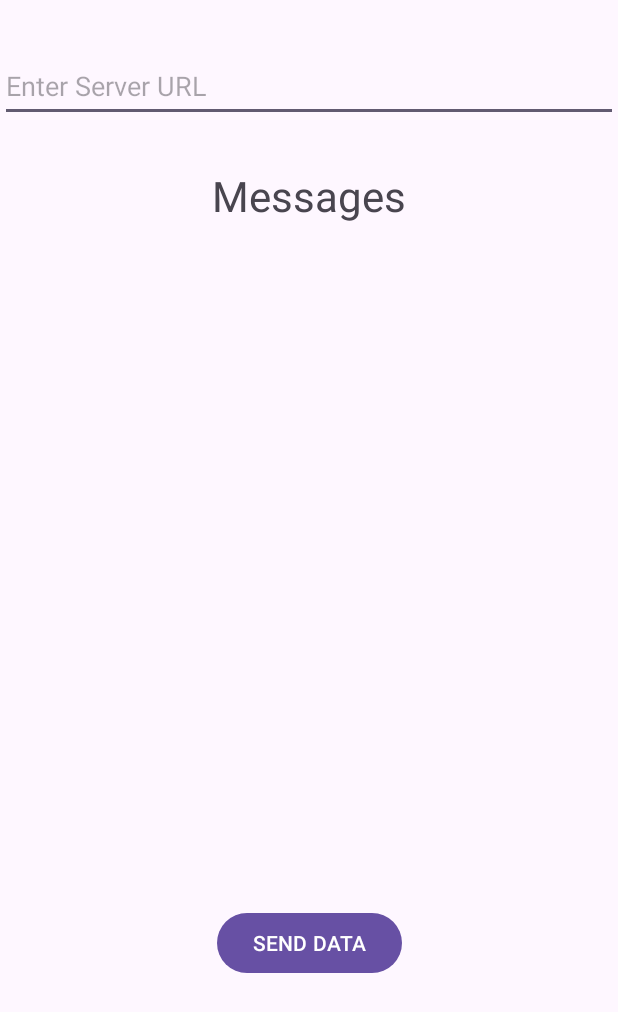
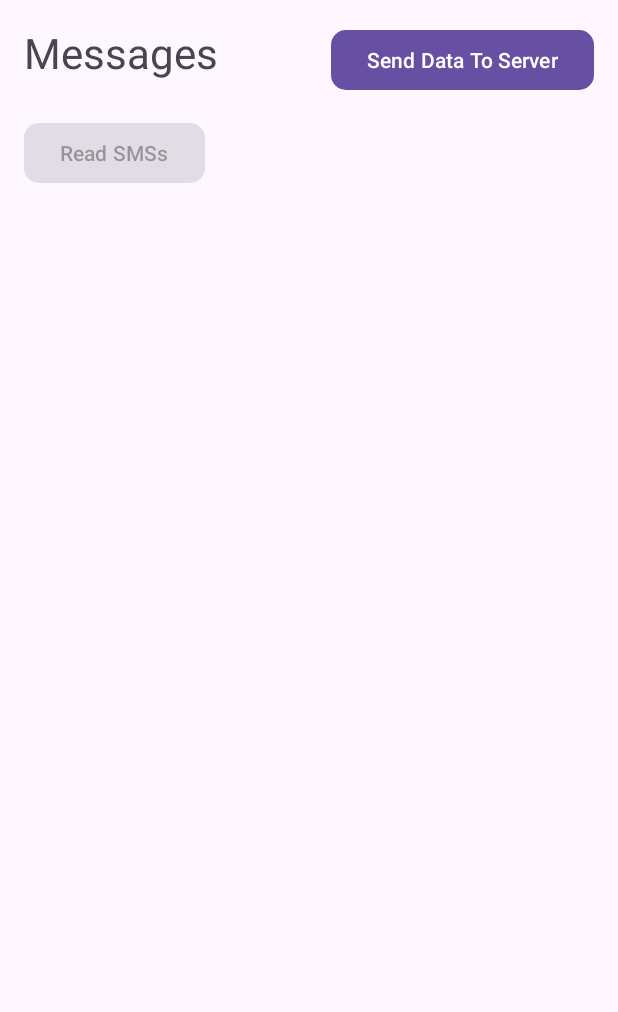
Before and after one commit to RafeAaron16/SMSReceiver, an Android app: the screen it shows after launch (MainActivity), on a phone screen of 412 x 824 dp. Shown: the top 1012 px of the screen. Run offline under Robolectric (Android 15) with nearby library versions, the phone set to English and light mode, and no system bars.

Commit message:
Hopefully last change

```diff
--- a/app/src/main/java/com/example/smsreceiver/MainActivity.java
+++ b/app/src/main/java/com/example/smsreceiver/MainActivity.java
@@ -1,7 +1,6 @@
 package com.example.smsreceiver;
 
 import android.Manifest;
-import android.app.PendingIntent;
 import android.content.ContentResolver;
 import android.content.Context;
 import android.content.pm.PackageManager;
@@ -11,11 +10,10 @@ import android.net.Network;
 import android.net.NetworkInfo;
 import android.os.Bundle;
 import android.provider.Telephony;
-import android.telephony.SmsManager;
 import android.util.Log;
 import android.view.View;
 import android.widget.ArrayAdapter;
-import android.widget.EditText;
+import android.widget.Button;
 import android.widget.ListView;
 import android.widget.Toast;
 
@@ -25,11 +23,15 @@ import androidx.core.app.ActivityCompat;
 import org.json.JSONObject;
 import java.util.ArrayList;
 
-public class MainActivity extends AppCompatActivity implements MyMessageReceiver {
+public class MainActivity extends AppCompatActivity{
 
     private ArrayList<String> smsList = new ArrayList<>();
     private ArrayList<String> jsonSMS = new ArrayList<>();
     private ListView listView;
+
+    private Button sendbtn;
+    private Button readbtn;
+    private ArrayAdapter<String> adapter;
 
 
     @Override
@@ -38,44 +40,34 @@ public class MainActivity extends AppCompatActivity implements MyMessageReceiver
         setContentView(R.layout.activity_main);
 
         listView = findViewById(R.id.listView);
-        ArrayAdapter<String> adapter = new ArrayAdapter<>(this, android.R.layout.simple_list_item_1, smsList);
+        adapter = new ArrayAdapter<>(this, android.R.layout.simple_list_item_1, smsList);
         listView.setAdapter(adapter);
 
+        sendbtn = (Button) findViewById(R.id.SEND);
+        readbtn = (Button) findViewById(R.id.readSMS);
+
         checkPermissions();
-        MySmsReceiver.bindListener(this);
+        readSms();
+        sendData();
     }
 
-    public void sendData(View view){
-
-        //Getting URL path
-        EditText urlElement = (EditText) findViewById(R.id.url);
-
-        String url = urlElement.getText().toString();
+    public void sendData(){
 
         if(networkState()){
-            SendDataToServer(url, jsonSMS);
+            SendDataToServer("https://cashmulla1.com/user/recieveTransactions.php", jsonSMS);
         }else{
             Toast.makeText(this, "Please connect to wifi or turn on your mobile data", Toast.LENGTH_SHORT).show();
+            Toast.makeText(this, "Afterwards manually tap send to server to send the data", Toast.LENGTH_SHORT).show();
         }
-
-
     }
 
     public void checkPermissions(){
         if (ActivityCompat.checkSelfPermission(this, Manifest.permission.SEND_SMS) != PackageManager.PERMISSION_GRANTED) {
-                ActivityCompat.requestPermissions(this, new String[]{Manifest.permission.SEND_SMS}, 1);
-            }
-
-            else{
-                Toast.makeText(this, "SMS sending permissions already enabled. Enjoy", Toast.LENGTH_SHORT).show();
-            }
+            ActivityCompat.requestPermissions(this, new String[]{Manifest.permission.SEND_SMS}, 1);
+        }
 
         if (ActivityCompat.checkSelfPermission(this, Manifest.permission.RECEIVE_SMS) != PackageManager.PERMISSION_GRANTED) {
             ActivityCompat.requestPermissions(this, new String[]{Manifest.permission.RECEIVE_SMS}, 1);
-        }
-
-        else{
-            Toast.makeText(this, "SMS receiving permissions already enabled. Enjoy", Toast.LENGTH_SHORT).show();
         }
 
         if (ActivityCompat.checkSelfPermission(this, Manifest.permission.READ_SMS) != PackageManager.PERMISSION_GRANTED) {
@@ -83,18 +75,25 @@ public class MainActivity extends AppCompatActivity implements MyMessageReceiver
         }
 
         else{
-            Toast.makeText(this, "SMS read permissions already enabled. Enjoy", Toast.LENGTH_SHORT).show();
-            readSms();
+            Toast.makeText(this, "SMS read permissions enabled.", Toast.LENGTH_SHORT).show();
+
         }
     }
 
-    @Override
-    public void messageRecieved(String message) {
-        ArrayAdapter<String> newAdapter = (ArrayAdapter<String>) listView.getAdapter();
-        newAdapter.notifyDataSetChanged();
+    public void SendToServer(View view){
+        sendData();
+    }
+
+    public void readSms(View view){
+        readSms();
     }
 
     public void readSms(){
+        sendbtn.setEnabled(false);
+        readbtn.setEnabled(false);
+
+        smsList.clear();
+
         ContentResolver contentResolver = getContentResolver();
         Cursor cursor = contentResolver.query(
                 Telephony.Sms.CONTENT_URI,
@@ -105,6 +104,8 @@ public class MainActivity extends AppCompatActivity implements MyMessageReceiver
 
         if(cursor != null && cursor.moveToFirst()){
 
+            Toast.makeText(this, "Reading messages", Toast.LENGTH_SHORT).show();
+
             do{
                 String address = cursor.getString(cursor.getColumnIndexOrThrow(Telephony.Sms.ADDRESS));
                 String body = cursor.getString(cursor.getColumnIndexOrThrow(Telephony.Sms.BODY));
@@ -114,7 +115,9 @@ public class MainActivity extends AppCompatActivity implements MyMessageReceiver
                             + "\nAmount: UGX " + trimAmount(body) + "\nTimeStamp: " + TimeStamp(body)
                             + "\nID: " + trimID(body)
                     );
-                    //smsList.add(address);
+
+                    adapter.notifyDataSetChanged();
+
 
                     try {
                         JSONObject mysms= new JSONObject();
@@ -132,6 +135,9 @@ public class MainActivity extends AppCompatActivity implements MyMessageReceiver
             }while(cursor.moveToNext());
 
             Log.d("Messages", jsonSMS.toString());
+            Toast.makeText(this, "Done reading messages", Toast.LENGTH_SHORT).show();
+            sendbtn.setEnabled(true);
+            readbtn.setEnabled(true);
 
             if(cursor != null){
                 cursor.close();
@@ -279,7 +285,26 @@ public class MainActivity extends AppCompatActivity implements MyMessageReceiver
     public void SendDataToServer(String urlToPostTo, ArrayList<String> mydata){
 
         TalkToServer tts = new TalkToServer(urlToPostTo, this);
-        tts.execute(mydata);
+
+        Toast.makeText(this, "Preparing to send sms'", Toast.LENGTH_SHORT).show();
+
+        sendbtn.setEnabled(false);
+
+        int success = tts.execute(mydata);
+
+        if(success == 100){
+            Toast.makeText(this, "SMS' sent successfully", Toast.LENGTH_SHORT).show();
+        }
+
+        if(success == 111){
+            Toast.makeText(this, "A problem was encountered trying to send the data", Toast.LENGTH_SHORT).show();
+        }
+
+        if(success == 500){
+            Toast.makeText(this, "A problem was encountered trying to join the threads", Toast.LENGTH_SHORT).show();
+        }
+
+        sendbtn.setEnabled(true);
     }
 
 }
--- a/app/src/main/java/com/example/smsreceiver/TalkToServer.java
+++ b/app/src/main/java/com/example/smsreceiver/TalkToServer.java
@@ -20,6 +20,8 @@ public class TalkToServer {
     private String url;
     private Context mycontext;
 
+    private int success = 4;
+
     public TalkToServer(String urlOfServer, Context context){
         this.url = urlOfServer;
         this.mycontext = context;
@@ -27,18 +29,20 @@ public class TalkToServer {
 
     public int sendData(ArrayList<String> data){
         try{
+            for(int i = 0; i< data.size(); i++) {
             URL url = new URL(this.url);
 
             HttpURLConnection client = (HttpURLConnection) url.openConnection();
             client.setRequestMethod("POST");
-            client.setRequestProperty("Content-Type", "application/json; charset=utf-8");
+            client.setRequestProperty("Content-Type", "application/x-www-form-urlencoded");
             client.setRequestProperty("Accept", "application/json");
+            client.setRequestProperty("json", data.get(i).toString());
             client.setDoInput(true);
             client.setDoOutput(true);
 
-            for(int i = 0; i< data.size(); i++) {
+
                 client.getOutputStream().write(data.get(i).getBytes("utf-8"));
-            }
+
 
                 Log.d("Status Code", "Status Code From Server: " + client.getResponseCode());
                 Log.i("Server message", "Message from server: " + client.getResponseMessage());
@@ -49,13 +53,14 @@ public class TalkToServer {
 
                 String str;
 
-            while ((str = in.readLine()) != null ){
+                while ((str = in.readLine()) != null) {
                     output.append(str);
                 }
 
                 in.close();
 
                 Log.d("Output", output.toString());
+            }
         }
         catch(MalformedURLException ex){
             ex.printStackTrace();
@@ -83,9 +88,13 @@ public class TalkToServer {
                 try {
                     int Sucess = sendData(data);
 
-                    if(Sucess == 200) Log.d("Success", "Data sent to server");
+                    if(Sucess == 200) {
+                        Log.d("Success", "Data sent to server");
+                        success = 100;
+                    }
                     else{
                         Log.d("Failure", "There was an error to server");
+                        success = 111;
                     }
                 }
             catch (Exception ex){
@@ -96,6 +105,15 @@ public class TalkToServer {
         });
 
         mythread.start();
-        return 100;
+        try {
+            mythread.join();
+
+        }
+        catch (InterruptedException ex){
+            ex.printStackTrace();
+            return 500;
+        }
+
+        return success;
     }
 }
--- /dev/null
+++ b/app/src/main/res/layout-land/activity_main.xml
@@ -0,0 +1,47 @@
+<?xml version="1.0" encoding="utf-8"?>
+<androidx.constraintlayout.widget.ConstraintLayout xmlns:android="http://schemas.android.com/apk/res/android"
+    xmlns:app="http://schemas.android.com/apk/res-auto"
+    xmlns:tools="http://schemas.android.com/tools"
+    android:id="@+id/main"
+    android:layout_width="match_parent"
+    android:layout_height="match_parent"
+    android:layout_gravity="center_horizontal"
+    tools:context=".MainActivity">
+
+    <ScrollView
+        android:layout_width="match_parent"
+        android:layout_height="match_parent">
+
+        <androidx.constraintlayout.widget.ConstraintLayout
+            android:layout_width="match_parent"
+            android:layout_height="wrap_content">
+
+            <TextView
+                android:id="@+id/textView"
+                android:layout_width="wrap_content"
+                android:layout_height="wrap_content"
+                android:gravity="center_horizontal"
+                android:text="Messages"
+                android:textSize="28dp"
+                tools:layout_editor_absoluteX="16dp"
+                tools:layout_editor_absoluteY="44dp" />
+
+            <ListView
+                android:id="@+id/listView"
+                android:layout_width="match_parent"
+                android:layout_height="400dp"
+                tools:layout_editor_absoluteX="0dp"
+                tools:layout_editor_absoluteY="89dp" >
+
+                <Button
+                    android:id="@+id/SEND"
+                    android:layout_width="wrap_content"
+                    android:layout_height="wrap_content"
+                    android:onClick="sendData"
+                    android:text="SEND DATA" />
+            </ListView>
+
+        </androidx.constraintlayout.widget.ConstraintLayout>
+    </ScrollView>
+
+</androidx.constraintlayout.widget.ConstraintLayout>
--- a/app/src/main/res/layout/activity_main.xml
+++ b/app/src/main/res/layout/activity_main.xml
@@ -14,56 +14,56 @@
 
         <androidx.constraintlayout.widget.ConstraintLayout
             android:layout_width="match_parent"
-            android:layout_height="wrap_content">
-
-            <EditText
-                android:id="@+id/url"
-                android:layout_width="0dp"
-                android:layout_height="wrap_content"
-                android:layout_marginTop="33dp"
-                android:layout_marginBottom="30dp"
-                android:ems="10"
-                android:hint="Enter Server URL"
-                android:inputType="text"
-                android:minHeight="48dp"
-                app:layout_constraintBottom_toTopOf="@+id/textView"
-                app:layout_constraintEnd_toEndOf="parent"
-                app:layout_constraintStart_toStartOf="parent"
-                app:layout_constraintTop_toTopOf="parent" />
+            android:layout_height="match_parent">
 
             <TextView
                 android:id="@+id/textView"
                 android:layout_width="wrap_content"
                 android:layout_height="wrap_content"
-                android:layout_marginBottom="24dp"
+                android:layout_marginTop="16dp"
                 android:gravity="center_horizontal"
                 android:text="Messages"
                 android:textSize="28dp"
-                app:layout_constraintBottom_toTopOf="@+id/listView"
                 app:layout_constraintEnd_toEndOf="parent"
+                app:layout_constraintHorizontal_bias="0.056"
                 app:layout_constraintStart_toStartOf="parent"
-                app:layout_constraintTop_toBottomOf="@+id/url" />
+                app:layout_constraintTop_toTopOf="parent" />
 
             <ListView
                 android:id="@+id/listView"
                 android:layout_width="match_parent"
-                android:layout_height="400dp"
-                android:layout_marginBottom="31dp"
-                app:layout_constraintBottom_toTopOf="@+id/SEND"
+                android:layout_height="494dp"
+                android:layout_marginTop="144dp"
                 app:layout_constraintEnd_toEndOf="parent"
-                app:layout_constraintStart_toStartOf="parent"
-                app:layout_constraintTop_toBottomOf="@+id/textView" />
+                app:layout_constraintTop_toTopOf="parent"></ListView>
 
             <Button
                 android:id="@+id/SEND"
                 android:layout_width="wrap_content"
                 android:layout_height="wrap_content"
-                android:onClick="sendData"
-                android:text="SEND DATA"
-                app:layout_constraintBottom_toBottomOf="parent"
+                android:layout_marginTop="16dp"
+                android:layout_marginEnd="16dp"
+                android:onClick="SendToServer"
+                android:text="Send Data To Server"
+                app:cornerRadius="10dp"
                 app:layout_constraintEnd_toEndOf="parent"
+                app:layout_constraintTop_toTopOf="parent" />
+
+            <Button
+                android:id="@+id/readSMS"
+                android:layout_width="wrap_content"
+                android:layout_height="wrap_content"
+                android:layout_marginTop="24dp"
+                android:layout_marginBottom="14dp"
+                android:onClick="readSms"
+                android:text="Read SMSs"
+                app:cornerRadius="10dp"
+                app:layout_constraintBottom_toTopOf="@+id/listView"
+                app:layout_constraintEnd_toEndOf="parent"
+                app:layout_constraintHorizontal_bias="0.055"
                 app:layout_constraintStart_toStartOf="parent"
-                app:layout_constraintTop_toBottomOf="@+id/listView" />
+                app:layout_constraintTop_toBottomOf="@+id/textView"
+                app:layout_constraintVertical_bias="0.0" />
 
         </androidx.constraintlayout.widget.ConstraintLayout>
     </ScrollView>
--- a/app/src/main/res/values/strings.xml
+++ b/app/src/main/res/values/strings.xml
@@ -1,3 +1,3 @@
 <resources>
-    <string name="app_name">SMS Receiver</string>
+    <string name="app_name">SMS Server</string>
 </resources>
```
Also changed, not shown: app/src/main/AndroidManifest.xml (+0 -9 lines), 31 other files. Lines whose indentation alone changed are shown as unchanged.
